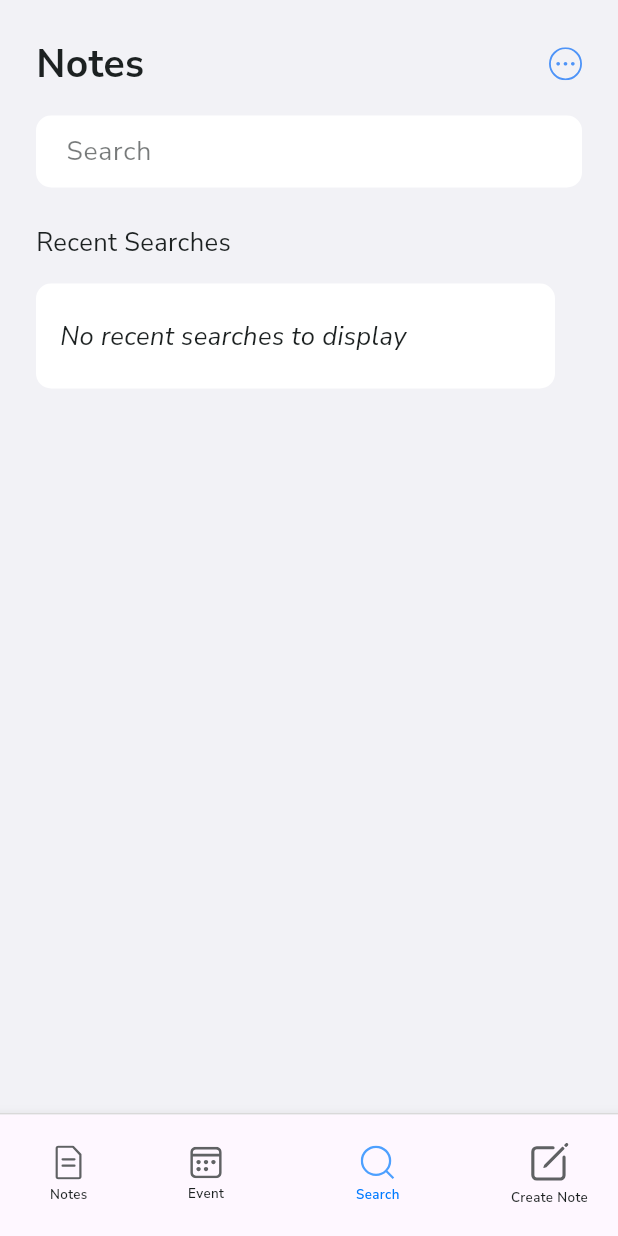
After one commit to mohamdelbehairy/up-todo, a Flutter app: the HomeView screen opened by its route, item 3 of the bottom bar chosen, on a phone screen of 412 x 824 dp. The commit adds this screen. Run offline on Flutter 3.47's test engine with Material 3 defaults, Android fonts, the light colour scheme and no system bars; our stand-ins replace flutter_bloc, flutter_svg, go_router, google_fonts.

Commit message:
search ui done

```diff
--- /dev/null
+++ b/lib/core/models/app_bar_model.dart
@@ -0,0 +1,6 @@
+class AppBarModel {
+  final String title;
+  final Function() onTap;
+
+  AppBarModel({required this.title, required this.onTap});
+}
--- a/lib/core/utils/assets.dart
+++ b/lib/core/utils/assets.dart
@@ -1,6 +1,10 @@
 // ignore_for_file: prefer_single_quotes
 class Assets {
   Assets._();
+
+  /// Assets for imagesCircleSetting
+  /// assets/images/circle_setting.svg
+  static const String imagesCircleSetting = "assets/images/circle_setting.svg";
 
   /// Assets for imagesCreateNote
   /// assets/images/create_note.svg
--- a/lib/core/utils/styles.dart
+++ b/lib/core/utils/styles.dart
@@ -53,7 +53,7 @@ class Styles {
       fontSize: 8.9,
       color: const Color(0xff1C2121));
 
-  static TextStyle styleSemiBold26 = GoogleFonts.nunitoSans(
+  static TextStyle styleSemiBold16 = GoogleFonts.nunitoSans(
       fontWeight: FontWeight.w600,
       fontSize: 16.52,
       color: const Color(0xff828282));
@@ -69,7 +69,7 @@ class Styles {
       color: const Color(0xff1C2121));
 
   static TextStyle styleItalic17 = GoogleFonts.nunitoSans(
-      fontWeight: FontWeight.w400,
+      // fontWeight: FontWeight.w400,
       fontSize: 17,
       fontStyle: FontStyle.italic,
       color: const Color(0xff1C2121));
--- /dev/null
+++ b/lib/core/widgets/build_view.dart
@@ -0,0 +1,18 @@
+import 'package:flutter/material.dart';
+
+class BuildView extends StatelessWidget {
+  const BuildView({super.key, required this.child});
+  final Widget child;
+
+  @override
+  Widget build(BuildContext context) {
+    return Scaffold(
+      body: SafeArea(
+        child: Padding(
+          padding: const EdgeInsets.symmetric(horizontal: 24),
+          child: child,
+        ),
+      ),
+    );
+  }
+}
--- /dev/null
+++ b/lib/core/widgets/custom_app_bar.dart
@@ -0,0 +1,26 @@
+import 'package:flutter/material.dart';
+import 'package:up_todo/core/models/app_bar_model.dart';
+import 'package:up_todo/core/models/svg_model.dart';
+import 'package:up_todo/core/utils/assets.dart';
+import 'package:up_todo/core/utils/styles.dart';
+
+import 'custom_svg.dart';
+
+class CustomAppBar extends StatelessWidget {
+  const CustomAppBar({super.key, required this.appBarModel});
+  final AppBarModel appBarModel;
+
+  @override
+  Widget build(BuildContext context) {
+    return Row(
+      mainAxisAlignment: MainAxisAlignment.spaceBetween,
+      children: [
+        Text(appBarModel.title, style: Styles.styleBold26),
+        InkWell(
+            onTap: appBarModel.onTap,
+            child: CustomSvg(
+                svgModel: SvgModel(image: Assets.imagesCircleSetting)))
+      ],
+    );
+  }
+}
--- a/lib/features/create_note/presentation/widgets/create_note_text_field.dart
+++ b/lib/features/create_note/presentation/widgets/create_note_text_field.dart
@@ -4,8 +4,8 @@ import 'package:up_todo/core/utils/styles.dart';
 import '../../data/models/text_field_model.dart';
 import 'custom_text_field.dart';
 
-class CreateNoteTextFieldField extends StatelessWidget {
-  const CreateNoteTextFieldField({super.key, required this.textFieldModel});
+class CreateNoteTextField extends StatelessWidget {
+  const CreateNoteTextField({super.key, required this.textFieldModel});
   final TextFieldModel textFieldModel;
 
   @override
--- a/lib/features/create_note/presentation/widgets/create_note_view_body.dart
+++ b/lib/features/create_note/presentation/widgets/create_note_view_body.dart
@@ -38,14 +38,14 @@ class _CreateNoteViewBodyState extends State<CreateNoteViewBody> {
         const SizedBox(height: 24),
         CreateNoteAppBar(onTap: () {}),
         const SizedBox(height: 24),
-        CreateNoteTextFieldField(
+        CreateNoteTextField(
             textFieldModel:
                 TextFieldModel(title: 'Page Title', controller: title)),
         const SizedBox(height: 16),
         if (title.text.isNotEmpty && title.text.length >= 5)
-          CreateNoteTextFieldField(
+          CreateNoteTextField(
               textFieldModel: TextFieldModel(
-                  title: 'Page Body', maxLines: 10, controller: body)),
+                  title: 'Page Body', maxLines: 5, controller: body)),
       ],
     );
   }
--- a/lib/features/create_note/presentation/widgets/custom_text_field.dart
+++ b/lib/features/create_note/presentation/widgets/custom_text_field.dart
@@ -1,5 +1,6 @@
 import 'package:flutter/material.dart';
 import 'package:up_todo/core/utils/colors.dart';
+import 'package:up_todo/core/utils/styles.dart';
 import 'package:up_todo/features/create_note/data/models/text_field_model.dart';
 
 class CustomTextField extends StatelessWidget {
@@ -9,6 +10,7 @@ class CustomTextField extends StatelessWidget {
   @override
   Widget build(BuildContext context) {
     return TextField(
+      style: Styles.styleBold26.copyWith(fontSize: 20),
       maxLines: textFieldModel.maxLines,
       controller: textFieldModel.controller,
       cursorColor: AppColors.secondaryColor,
--- a/lib/features/home/presentation/manager/bottom_navigation/bottom_navigation_cubit.dart
+++ b/lib/features/home/presentation/manager/bottom_navigation/bottom_navigation_cubit.dart
@@ -1,6 +1,7 @@
 import 'package:flutter/material.dart';
 import 'package:flutter_bloc/flutter_bloc.dart';
 import 'package:up_todo/core/utils/assets.dart';
+import 'package:up_todo/features/search/presentation/views/search_view.dart';
 
 import '../../../data/models/bottom_navigation_model.dart';
 part 'bottom_navigation_state.dart';
@@ -20,7 +21,7 @@ class BottomNavigationCubit extends Cubit<BottomNavigationState> {
   List views = [
     const Scaffold(backgroundColor: Colors.white),
     const Scaffold(backgroundColor: Colors.yellow),
-    const Scaffold(backgroundColor: Colors.blue),
+    const SearchView(),
     const Scaffold(backgroundColor: Colors.black),
   ];
 
--- /dev/null
+++ b/lib/features/search/presentation/views/search_view.dart
@@ -0,0 +1,12 @@
+import 'package:flutter/material.dart';
+import 'package:up_todo/core/widgets/build_view.dart';
+import '../widgets/search_view_body.dart';
+
+class SearchView extends StatelessWidget {
+  const SearchView({super.key});
+
+  @override
+  Widget build(BuildContext context) {
+    return const BuildView(child: SearchViewBody());
+  }
+}
--- /dev/null
+++ b/lib/features/search/presentation/widgets/no_recent_search_widget.dart
@@ -0,0 +1,24 @@
+import 'package:flutter/material.dart';
+import 'package:up_todo/core/utils/styles.dart';
+
+class NoRecentSearchesWidget extends StatelessWidget {
+  const NoRecentSearchesWidget({super.key});
+
+  @override
+  Widget build(BuildContext context) {
+    return Container(
+      height: 70,
+      width: 346,
+      decoration: BoxDecoration(
+          color: Colors.white, borderRadius: BorderRadius.circular(10)),
+      child: Align(
+        alignment: Alignment.centerLeft,
+        child: Padding(
+          padding: const EdgeInsets.only(left: 16),
+          child: Text('No recent searches to display',
+              style: Styles.styleItalic17),
+        ),
+      ),
+    );
+  }
+}
--- /dev/null
+++ b/lib/features/search/presentation/widgets/search_text_field.dart
@@ -0,0 +1,30 @@
+import 'package:flutter/material.dart';
+import 'package:up_todo/core/utils/colors.dart';
+import 'package:up_todo/core/utils/styles.dart';
+
+class SearchTextField extends StatelessWidget {
+  const SearchTextField({super.key});
+
+  @override
+  Widget build(BuildContext context) {
+    return TextField(
+      cursorColor: AppColors.secondaryColor,
+      decoration: InputDecoration(
+          contentPadding: const EdgeInsets.only(left: 16),
+          border: buildBorder(),
+          focusedBorder: buildBorder(),
+          enabledBorder: buildBorder(),
+          filled: true,
+          fillColor: Colors.white,
+          hintText: 'Search',
+          hintStyle: Styles.styleRegularOpacity17),
+    );
+  }
+
+  OutlineInputBorder buildBorder() {
+    return OutlineInputBorder(
+      borderSide: const BorderSide(color: Colors.transparent),
+      borderRadius: BorderRadius.circular(10.0),
+    );
+  }
+}
--- /dev/null
+++ b/lib/features/search/presentation/widgets/search_view_body.dart
@@ -0,0 +1,28 @@
+import 'package:flutter/material.dart';
+import 'package:up_todo/core/models/app_bar_model.dart';
+import 'package:up_todo/core/utils/styles.dart';
+import 'package:up_todo/core/widgets/custom_app_bar.dart';
+
+import 'no_recent_search_widget.dart';
+import 'search_text_field.dart';
+
+class SearchViewBody extends StatelessWidget {
+  const SearchViewBody({super.key});
+
+  @override
+  Widget build(BuildContext context) {
+    return Column(
+      crossAxisAlignment: CrossAxisAlignment.start,
+      children: [
+        const SizedBox(height: 24),
+        CustomAppBar(appBarModel: AppBarModel(title: 'Notes', onTap: () {})),
+        const SizedBox(height: 16),
+        const SearchTextField(),
+        const SizedBox(height: 24),
+        Text('Recent Searches', style: Styles.styleRegular17),
+        const SizedBox(height: 16),
+        const NoRecentSearchesWidget()
+      ],
+    );
+  }
+}
--- a/lib/main.dart
+++ b/lib/main.dart
@@ -2,11 +2,13 @@ import 'package:flutter/material.dart';
 import 'package:flutter_bloc/flutter_bloc.dart';
 import 'package:up_todo/core/utils/app_router.dart';
 
+import 'core/utils/bloc_observer.dart';
 import 'core/utils/colors.dart';
 import 'features/home/presentation/manager/bottom_navigation/bottom_navigation_cubit.dart';
 import 'features/onboarding/presentation/manager/on_boardring/on_boardring_cubit.dart';
 
 void main() {
+  Bloc.observer = SimpleBlocObserver();
   runApp(const UpTodo());
 }
 
@@ -21,8 +23,7 @@ class UpTodo extends StatelessWidget {
         BlocProvider(create: (context) => BottomNavigationCubit()),
       ],
       child: MaterialApp.router(
-          theme: ThemeData(
-              scaffoldBackgroundColor: AppColors.onBoardingBackgroundColor),
+          theme: ThemeData(scaffoldBackgroundColor: AppColors.backgroundColor),
           debugShowCheckedModeBanner: false,
           routerConfig: AppRouter.router),
     );
```
Also changed, not shown: lib/core/utils/bloc_observer.dart (added, +23 -0 lines), lib/features/create_note/presentation/views/create_note_view.dart (+2 -9 lines), assets/images/circle_setting.svg (added).
